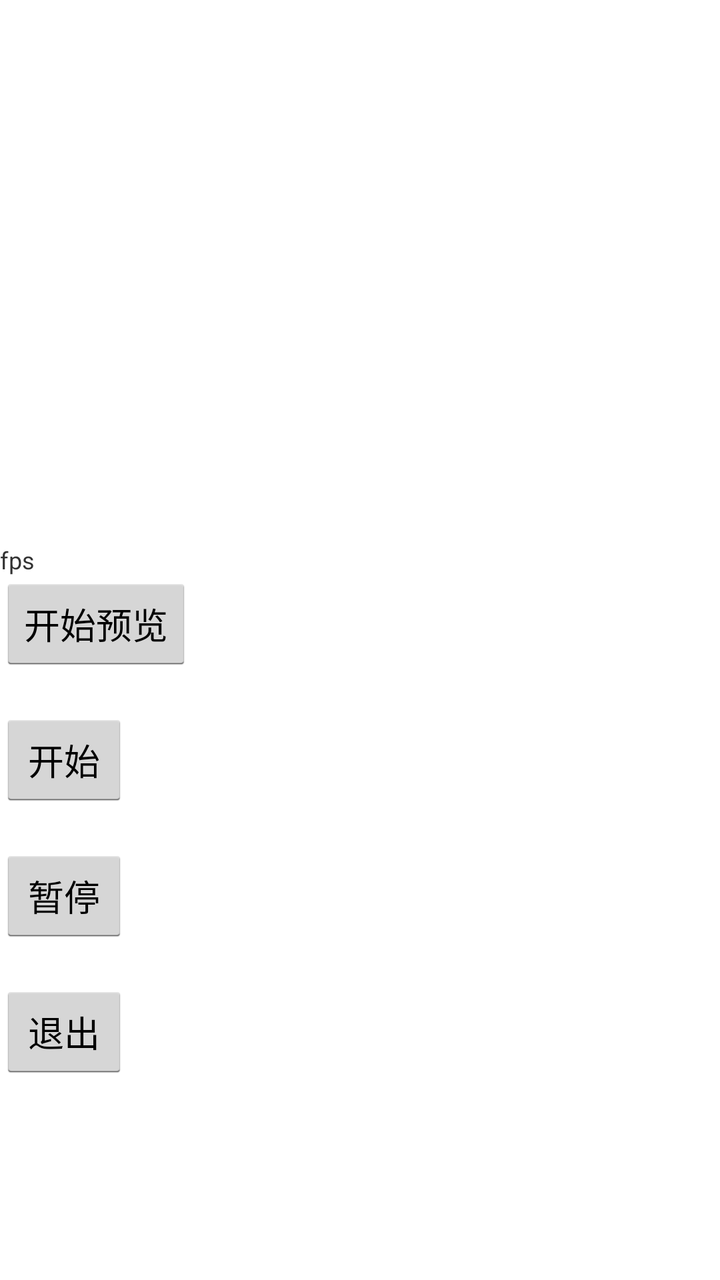
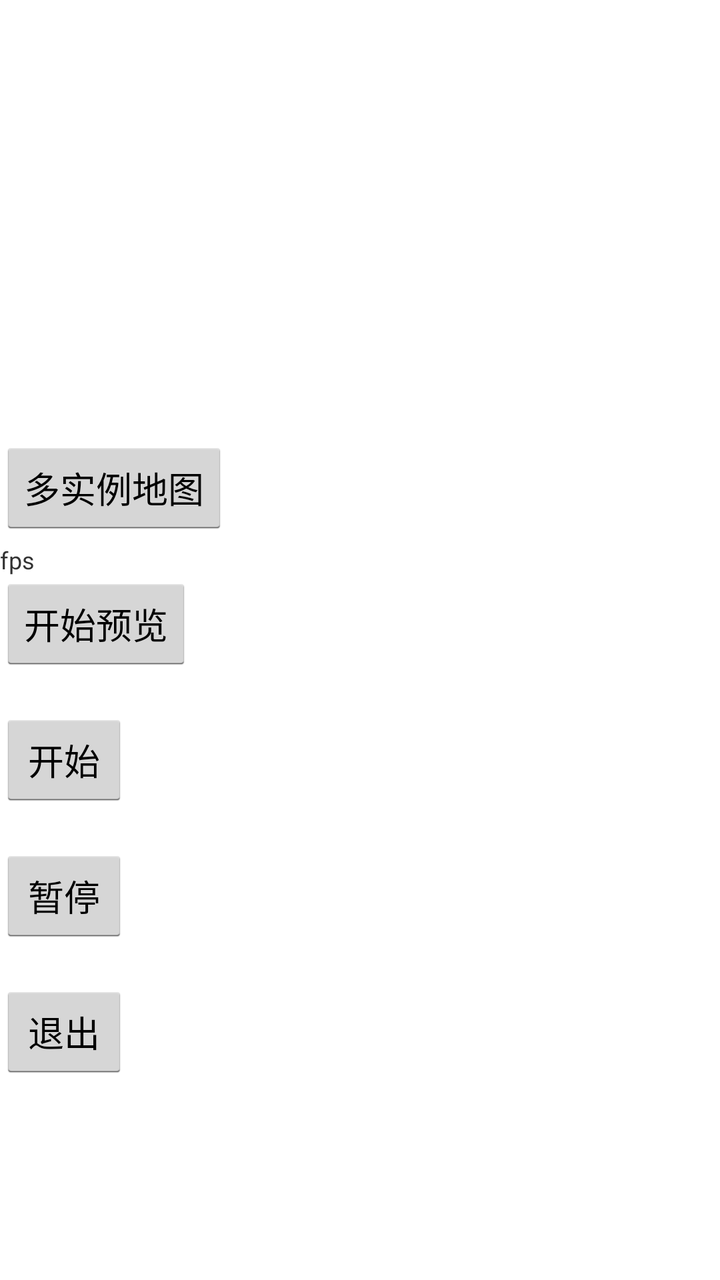

Screens rendered from an Android XML layout before and after an edit, with the pre-edit source and the edit as a unified diff.
<!-- AndroidManifest.xml: application theme AppTheme -->
<!-- res/layout/activity_analog.xml -->
<?xml version="1.0" encoding="utf-8"?>
<FrameLayout xmlns:android="http://schemas.android.com/apk/res/android"
    android:layout_width="match_parent"
    android:layout_height="match_parent">

    <FrameLayout
        android:id="@+id/mapView"
        android:layout_width="match_parent"
        android:layout_height="match_parent" />

    <RelativeLayout
        android:layout_width="match_parent"
        android:layout_height="match_parent"
        android:layout_marginBottom="100dp"
        android:gravity="bottom">

        <Button
            android:id="@+id/quit"
            android:layout_width="wrap_content"
            android:layout_height="wrap_content"
            android:onClick="onClick"
            android:text="退出" />

        <Button
            android:id="@+id/pause"
            android:layout_width="wrap_content"
            android:layout_height="wrap_content"
            android:layout_above="@id/quit"
            android:layout_marginBottom="20dp"
            android:onClick="onClick"
            android:text="暂停" />

        <Button
            android:id="@+id/resume"
            android:layout_width="wrap_content"
            android:layout_height="wrap_content"
            android:layout_above="@id/pause"
            android:layout_marginBottom="20dp"
            android:onClick="onClick"
            android:text="开始" />
        <Button
            android:id="@+id/analog_start_preview_btn"
            android:layout_width="wrap_content"
            android:layout_height="wrap_content"
            android:layout_above="@id/resume"
            android:layout_marginBottom="20dp"
            android:onClick="onClick"
            android:text="开始预览" />
        <TextView
            android:id="@+id/analog_fps_tv"
            android:layout_width="wrap_content"
            android:layout_height="wrap_content"
            android:textSize="12sp"
            android:layout_above="@id/analog_start_preview_btn"
            android:textColor="@color/bnav_service_dyna_bg_yellow"
            android:text="fps"/>

    </RelativeLayout>

</FrameLayout>
<!-- resources referenced by this layout -->
<resources>
  <style name="AppTheme" parent="@android:style/Theme.Holo.Light">
      </style>
</resources>

<!-- the commit's change to res/layout/activity_analog.xml (unified diff, before → after) -->
@@ -54,6 +54,14 @@
             android:layout_above="@id/analog_start_preview_btn"
             android:textColor="@color/bnav_service_dyna_bg_yellow"
             android:text="fps"/>
+        <Button
+            android:id="@+id/analog_open_mini_btn"
+            android:layout_width="wrap_content"
+            android:layout_height="wrap_content"
+            android:layout_above="@id/analog_start_preview_btn"
+            android:layout_marginBottom="20dp"
+            android:onClick="onClick"
+            android:text="多实例地图" />
 
     </RelativeLayout>
 
